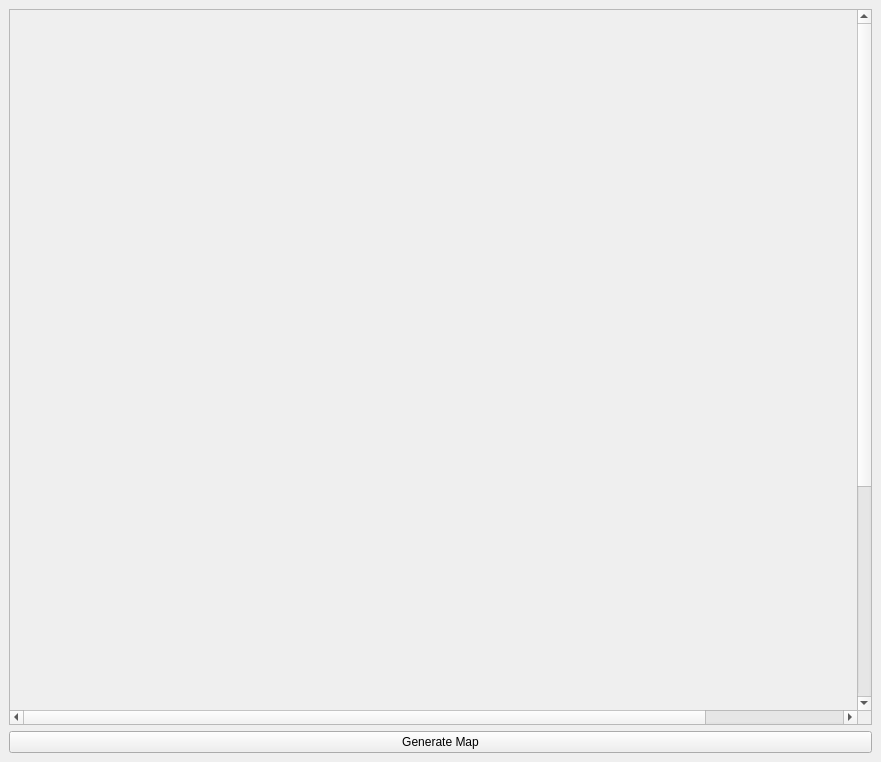
Above: dun_gen.ui from Axident/dun_gen before the change. Below: the same form after it.
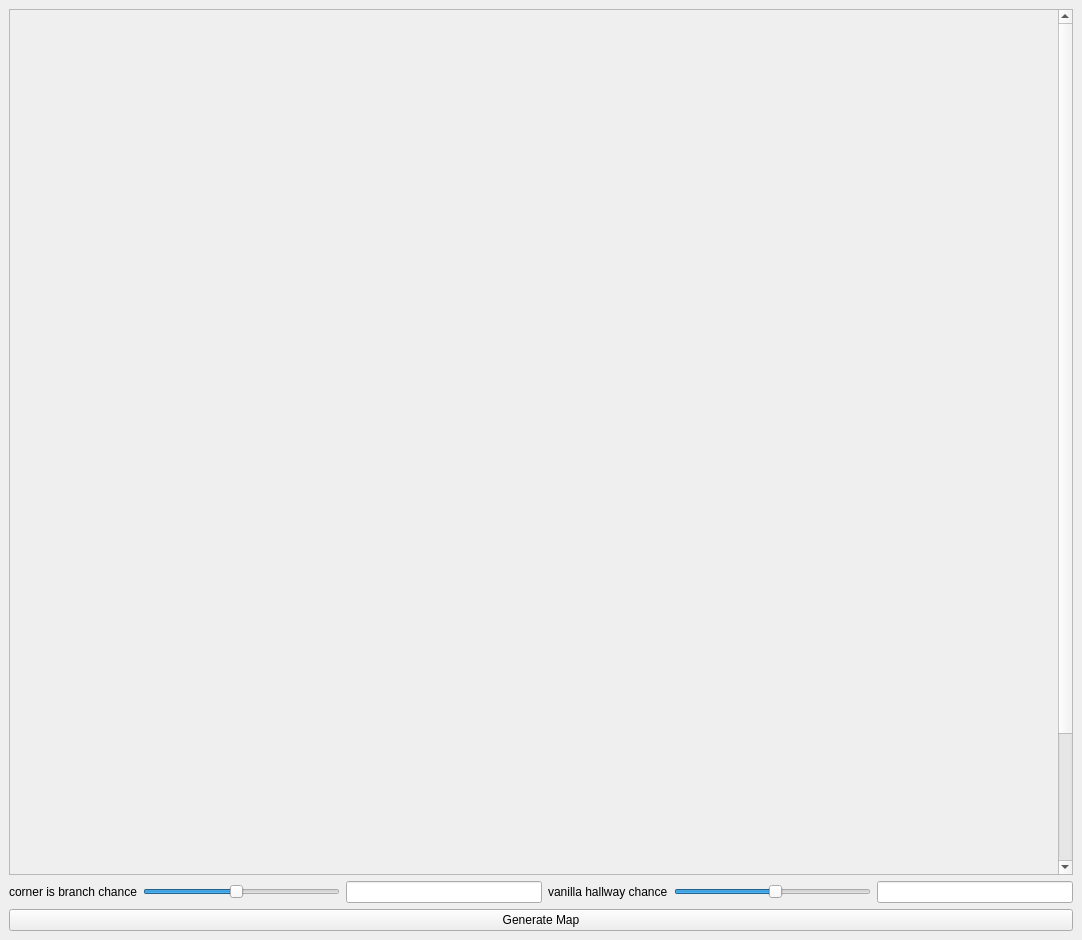
That is the form after the change.

Commit message: reworked hallways, added sliders for testing randomness

The edit to the form file:
```diff
--- a/dun_gen.ui
+++ b/dun_gen.ui
@@ -6,8 +6,8 @@
    <rect>
     <x>0</x>
     <y>0</y>
-    <width>881</width>
-    <height>762</height>
+    <width>1082</width>
+    <height>940</height>
    </rect>
   </property>
   <property name="windowTitle">
@@ -23,9 +23,9 @@
       <widget class="QWidget" name="scrollAreaWidgetContents">
        <property name="geometry">
         <rect>
-         <x>-11</x>
-         <y>0</y>
-         <width>1018</width>
+         <x>0</x>
+         <y>-122</y>
+         <width>1045</width>
          <height>1018</height>
         </rect>
        </property>
@@ -54,6 +54,62 @@
      </widget>
     </item>
     <item row="1" column="0">
+     <layout class="QHBoxLayout" name="horizontalLayout">
+      <item>
+       <widget class="QLabel" name="label">
+        <property name="text">
+         <string>corner is branch chance</string>
+        </property>
+       </widget>
+      </item>
+      <item>
+       <widget class="QSlider" name="also_straight">
+        <property name="minimum">
+         <number>1</number>
+        </property>
+        <property name="maximum">
+         <number>20</number>
+        </property>
+        <property name="value">
+         <number>10</number>
+        </property>
+        <property name="orientation">
+         <enum>Qt::Horizontal</enum>
+        </property>
+       </widget>
+      </item>
+      <item>
+       <widget class="QLineEdit" name="also_straight_value"/>
+      </item>
+      <item>
+       <widget class="QLabel" name="label_2">
+        <property name="text">
+         <string>vanilla hallway chance</string>
+        </property>
+       </widget>
+      </item>
+      <item>
+       <widget class="QSlider" name="no_change">
+        <property name="minimum">
+         <number>1</number>
+        </property>
+        <property name="maximum">
+         <number>30</number>
+        </property>
+        <property name="value">
+         <number>16</number>
+        </property>
+        <property name="orientation">
+         <enum>Qt::Horizontal</enum>
+        </property>
+       </widget>
+      </item>
+      <item>
+       <widget class="QLineEdit" name="no_change_value"/>
+      </item>
+     </layout>
+    </item>
+    <item row="2" column="0">
      <widget class="QPushButton" name="doit">
       <property name="text">
        <string>Generate Map</string>
```
The commit also changes 2 other files.
